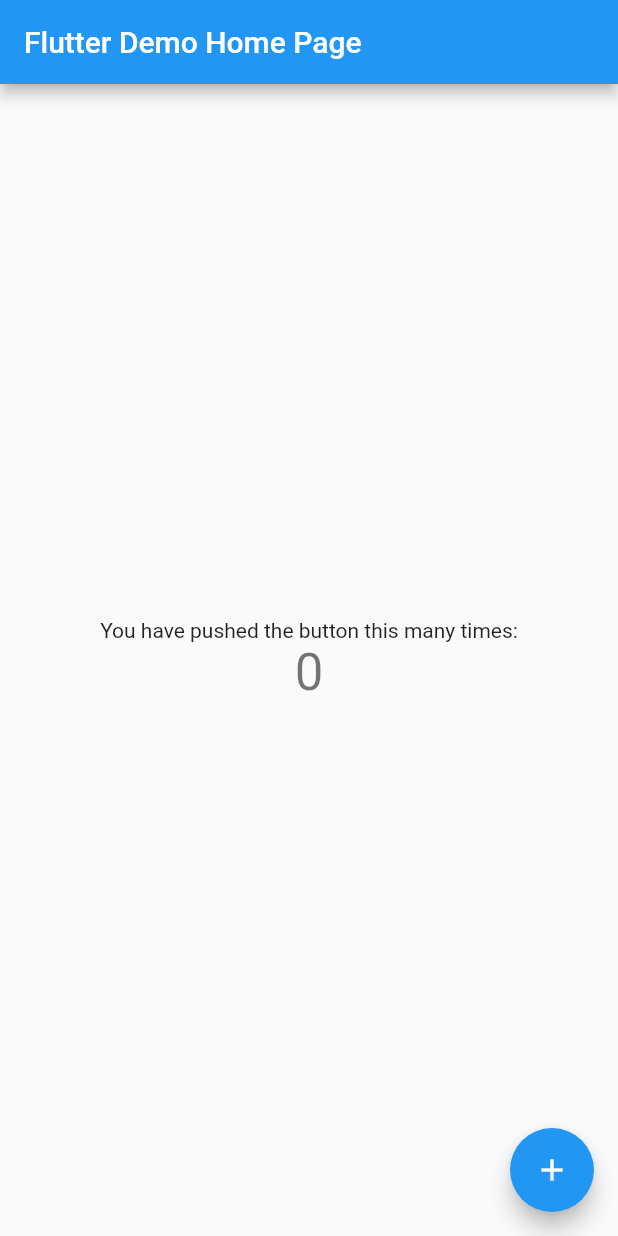
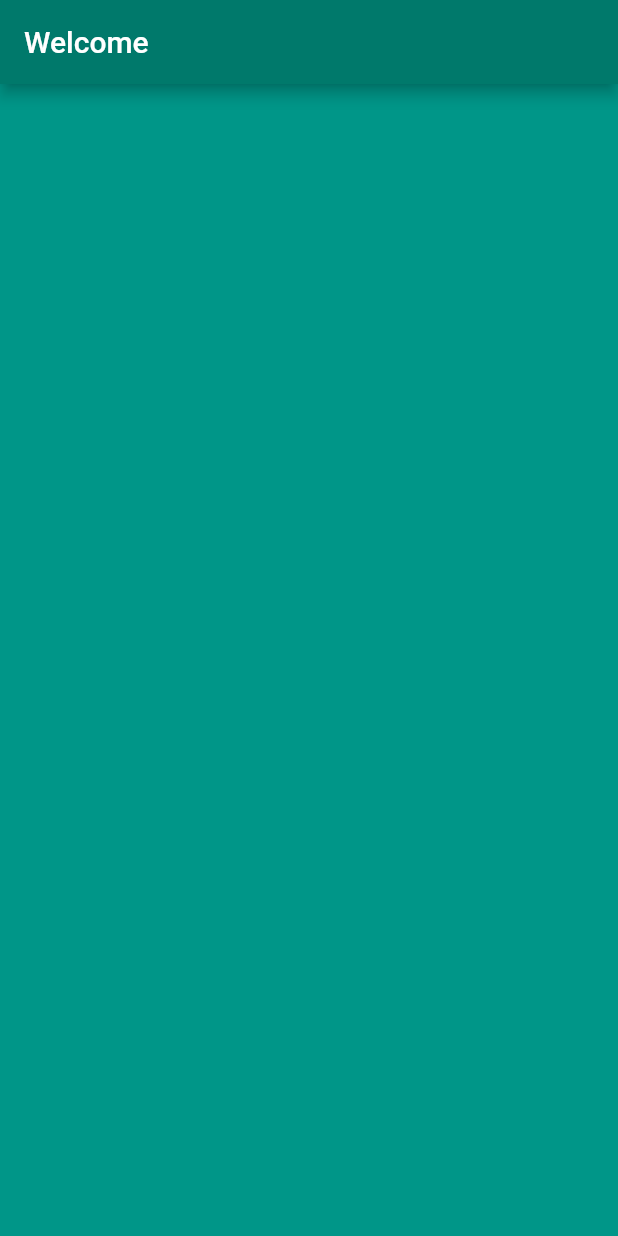
Before and after one commit to jahanzebnaeem/nexskillflutterdevbatch11, a Flutter app: the screen it shows after launch, on a phone screen of 412 x 824 dp. Run offline on Flutter 3.47's test engine with Material 2 defaults, Android fonts, the phone set to English and light mode, and no system bars.

Commit message:
Lecture 2
Intro app.

```diff
--- a/first_look/lib/main.dart
+++ b/first_look/lib/main.dart
@@ -1,115 +1,18 @@
 import 'package:flutter/material.dart';
 
 void main() {
-  runApp(const MyApp());
-}
-
-class MyApp extends StatelessWidget {
-  const MyApp({super.key});
-
-  // This widget is the root of your application.
-  @override
-  Widget build(BuildContext context) {
-    return MaterialApp(
-      title: 'Flutter Demo',
-      theme: ThemeData(
-        // This is the theme of your application.
-        //
-        // Try running your application with "flutter run". You'll see the
-        // application has a blue toolbar. Then, without quitting the app, try
-        // changing the primarySwatch below to Colors.green and then invoke
-        // "hot reload" (press "r" in the console where you ran "flutter run",
-        // or simply save your changes to "hot reload" in a Flutter IDE).
-        // Notice that the counter didn't reset back to zero; the application
-        // is not restarted.
-        primarySwatch: Colors.blue,
-      ),
-      home: const MyHomePage(title: 'Flutter Demo Home Page'),
-    );
-  }
-}
-
-class MyHomePage extends StatefulWidget {
-  const MyHomePage({super.key, required this.title});
-
-  // This widget is the home page of your application. It is stateful, meaning
-  // that it has a State object (defined below) that contains fields that affect
-  // how it looks.
-
-  // This class is the configuration for the state. It holds the values (in this
-  // case the title) provided by the parent (in this case the App widget) and
-  // used by the build method of the State. Fields in a Widget subclass are
-  // always marked "final".
-
-  final String title;
-
-  @override
-  State<MyHomePage> createState() => _MyHomePageState();
-}
-
-class _MyHomePageState extends State<MyHomePage> {
-  int _counter = 0;
-
-  void _incrementCounter() {
-    setState(() {
-      // This call to setState tells the Flutter framework that something has
-      // changed in this State, which causes it to rerun the build method below
-      // so that the display can reflect the updated values. If we changed
-      // _counter without calling setState(), then the build method would not be
-      // called again, and so nothing would appear to happen.
-      _counter++;
-    });
-  }
-
-  @override
-  Widget build(BuildContext context) {
-    // This method is rerun every time setState is called, for instance as done
-    // by the _incrementCounter method above.
-    //
-    // The Flutter framework has been optimized to make rerunning build methods
-    // fast, so that you can just rebuild anything that needs updating rather
-    // than having to individually change instances of widgets.
-    return Scaffold(
-      appBar: AppBar(
-        // Here we take the value from the MyHomePage object that was created by
-        // the App.build method, and use it to set our appbar title.
-        title: Text(widget.title),
-      ),
-      body: Center(
-        // Center is a layout widget. It takes a single child and positions it
-        // in the middle of the parent.
-        child: Column(
-          // Column is also a layout widget. It takes a list of children and
-          // arranges them vertically. By default, it sizes itself to fit its
-          // children horizontally, and tries to be as tall as its parent.
-          //
-          // Invoke "debug painting" (press "p" in the console, choose the
-          // "Toggle Debug Paint" action from the Flutter Inspector in Android
-          // Studio, or the "Toggle Debug Paint" command in Visual Studio Code)
-          // to see the wireframe for each widget.
-          //
-          // Column has various properties to control how it sizes itself and
-          // how it positions its children. Here we use mainAxisAlignment to
-          // center the children vertically; the main axis here is the vertical
-          // axis because Columns are vertical (the cross axis would be
-          // horizontal).
-          mainAxisAlignment: MainAxisAlignment.center,
-          children: <Widget>[
-            const Text(
-              'You have pushed the button this many times:',
-            ),
-            Text(
-              '$_counter',
-              style: Theme.of(context).textTheme.headline4,
-            ),
-          ],
+  runApp(
+    MaterialApp(
+      debugShowCheckedModeBanner: false,
+      home: Scaffold(
+        backgroundColor: Colors.teal,
+        appBar: AppBar(
+          backgroundColor: Colors.teal.shade700,
+          title: Text(
+            'Welcome',
+          ),
         ),
       ),
-      floatingActionButton: FloatingActionButton(
-        onPressed: _incrementCounter,
-        tooltip: 'Increment',
-        child: const Icon(Icons.add),
-      ), // This trailing comma makes auto-formatting nicer for build methods.
-    );
-  }
+    ),
+  );
 }
```
Also changed, not shown: 1 other file.
